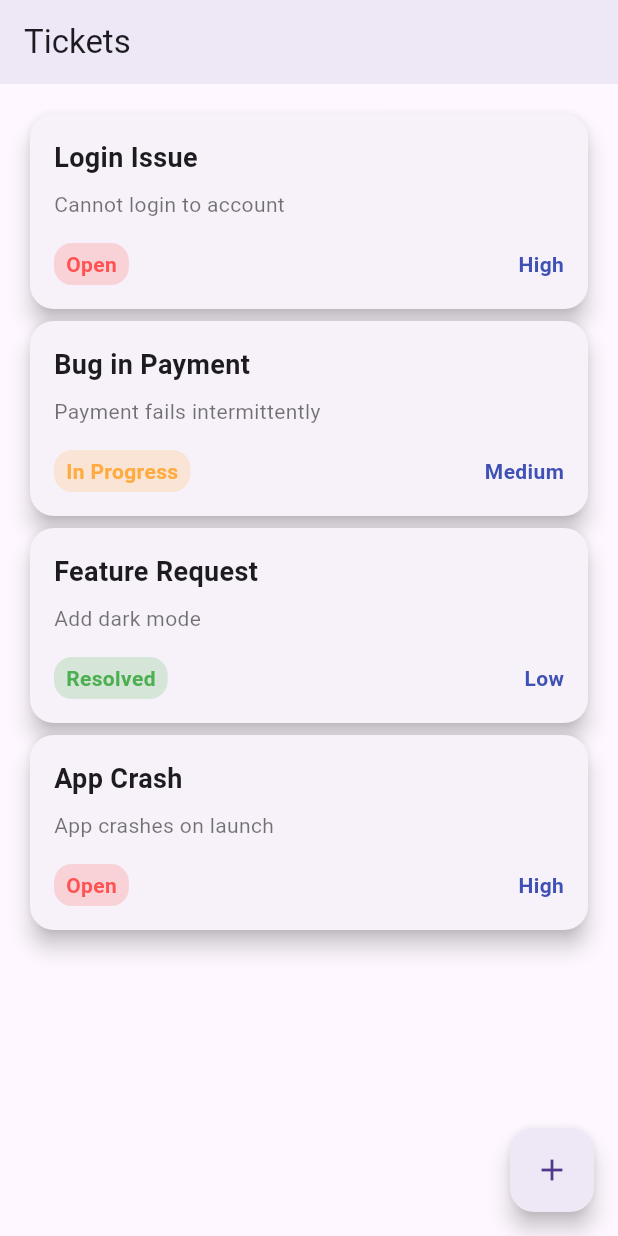
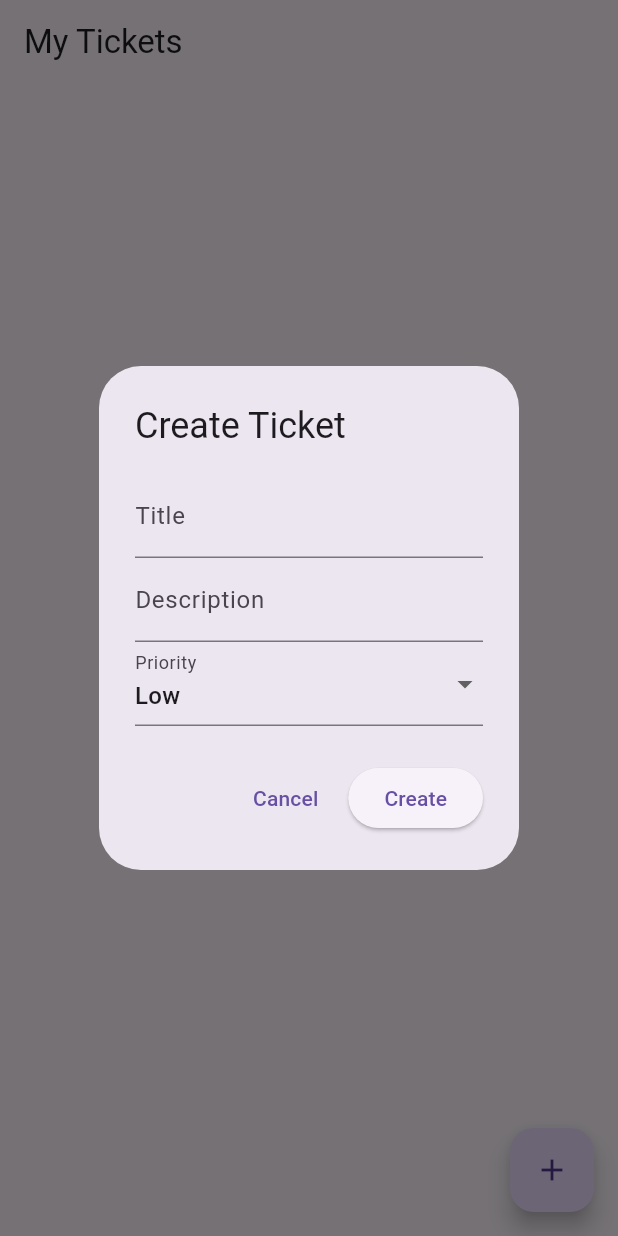
Before and after one commit to Intissar8/pfa5, a Flutter app: the TicketListPage screen opened directly, after a tap on the "add" icon, on a phone screen of 412 x 824 dp. Run offline on Flutter 3.47's test engine with Material 3 defaults, Android fonts, the phone set to English and light mode, and no system bars; our stand-ins replace cloud_firestore, firebase_auth, firebase_core; accounts and stored records are empty.

Commit message:
Second commit

```diff
--- a/lib/TicketListPage.dart
+++ b/lib/TicketListPage.dart
@@ -1,167 +1,226 @@
+import 'package:cloud_firestore/cloud_firestore.dart';
+import 'package:firebase_auth/firebase_auth.dart';
 import 'package:flutter/material.dart';
-
-// Sample Ticket Model
-class Ticket {
-  final String title;
-  final String description;
-  final String status;
-  final String priority;
-
-  Ticket({
-    required this.title,
-    required this.description,
-    required this.status,
-    required this.priority,
-  });
-}
+import 'widgets/ticket_card.dart';
 
 class TicketListPage extends StatelessWidget {
-   TicketListPage({super.key});
+  TicketListPage({super.key});
 
-  // Sample data
-  final List<Ticket> tickets =  [
-    Ticket(
-        title: "Login Issue",
-        description: "Cannot login to account",
-        status: "Open",
-        priority: "High"),
-    Ticket(
-        title: "Bug in Payment",
-        description: "Payment fails intermittently",
-        status: "In Progress",
-        priority: "Medium"),
-    Ticket(
-        title: "Feature Request",
-        description: "Add dark mode",
-        status: "Resolved",
-        priority: "Low"),
-    Ticket(
-        title: "App Crash",
-        description: "App crashes on launch",
-        status: "Open",
-        priority: "High"),
-  ];
+  final String uid = FirebaseAuth.instance.currentUser!.uid;
 
-  Color _getStatusColor(String status) {
-    switch (status) {
-      case 'Open':
-        return Colors.redAccent;
-      case 'In Progress':
-        return Colors.orangeAccent;
-      case 'Resolved':
-        return Colors.green;
-      default:
-        return Colors.grey;
-    }
+  // CREATE TICKET
+  Future<void> createTicket({
+    required String title,
+    required String description,
+    required String priority,
+  }) async {
+    await FirebaseFirestore.instance.collection('tickets').add({
+      'title': title,
+      'description': description,
+      'status': 'Open',
+      'priority': priority,
+      'ownerId': uid,
+      'createdAt': FieldValue.serverTimestamp(),
+    });
+  }
+  Future<void> updateTicket({
+    required String ticketId,
+    required String title,
+    required String description,
+    required String priority,
+  }) async {
+    await FirebaseFirestore.instance
+        .collection('tickets')
+        .doc(ticketId)
+        .update({
+      'title': title,
+      'description': description,
+      'priority': priority,
+    });
+  }
+
+
+  // CREATE TICKET DIALOG
+  void _showCreateTicketDialog(BuildContext context) {
+    final titleController = TextEditingController();
+    final descriptionController = TextEditingController();
+    String priority = 'Low';
+
+    showDialog(
+      context: context,
+      builder: (_) => AlertDialog(
+        title: const Text('Create Ticket'),
+        content: Column(
+          mainAxisSize: MainAxisSize.min,
+          children: [
+            TextField(
+              controller: titleController,
+              decoration: const InputDecoration(labelText: 'Title'),
+            ),
+            TextField(
+              controller: descriptionController,
+              decoration: const InputDecoration(labelText: 'Description'),
+            ),
+            DropdownButtonFormField<String>(
+              value: priority,
+              decoration: const InputDecoration(labelText: 'Priority'),
+              items: const [
+                DropdownMenuItem(value: 'Low', child: Text('Low')),
+                DropdownMenuItem(value: 'Medium', child: Text('Medium')),
+                DropdownMenuItem(value: 'High', child: Text('High')),
+              ],
+              onChanged: (value) => priority = value!,
+            ),
+          ],
+        ),
+        actions: [
+          TextButton(
+            onPressed: () => Navigator.pop(context),
+            child: const Text('Cancel'),
+          ),
+          ElevatedButton(
+            onPressed: () async {
+              if (titleController.text.isEmpty ||
+                  descriptionController.text.isEmpty) {
+                return;
+              }
+
+              await createTicket(
+                title: titleController.text,
+                description: descriptionController.text,
+                priority: priority,
+              );
+
+              Navigator.pop(context);
+            },
+            child: const Text('Create'),
+          ),
+        ],
+      ),
+    );
+  }
+  void _showEditTicketDialog(
+      BuildContext context,
+      String ticketId,
+      String currentTitle,
+      String currentDescription,
+      String currentPriority,
+      ) {
+    final titleController = TextEditingController(text: currentTitle);
+    final descriptionController =
+    TextEditingController(text: currentDescription);
+    String priority = currentPriority;
+
+    showDialog(
+      context: context,
+      builder: (_) => AlertDialog(
+        title: const Text('Edit Ticket'),
+        content: Column(
+          mainAxisSize: MainAxisSize.min,
+          children: [
+            TextField(
+              controller: titleController,
+              decoration: const InputDecoration(labelText: 'Title'),
+            ),
+            TextField(
+              controller: descriptionController,
+              decoration: const InputDecoration(labelText: 'Description'),
+            ),
+            DropdownButtonFormField<String>(
+              value: priority,
+              decoration: const InputDecoration(labelText: 'Priority'),
+              items: const [
+                DropdownMenuItem(value: 'Low', child: Text('Low')),
+                DropdownMenuItem(value: 'Medium', child: Text('Medium')),
+                DropdownMenuItem(value: 'High', child: Text('High')),
+              ],
+              onChanged: (value) => priority = value!,
+            ),
+          ],
+        ),
+        actions: [
+          TextButton(
+            onPressed: () => Navigator.pop(context),
+            child: const Text('Cancel'),
+          ),
+          ElevatedButton(
+            onPressed: () async {
+              await updateTicket(
+                ticketId: ticketId,
+                title: titleController.text,
+                description: descriptionController.text,
+                priority: priority,
+              );
+              Navigator.pop(context);
+            },
+            child: const Text('Save'),
+          ),
+        ],
+      ),
+    );
   }
 
   @override
   Widget build(BuildContext context) {
-    final size = MediaQuery.of(context).size;
+    return Scaffold(
+      appBar: AppBar(title: const Text("My Tickets")),
+      body: StreamBuilder<QuerySnapshot>(
+        stream: FirebaseFirestore.instance
+            .collection('tickets')
+            .where('ownerId', isEqualTo: uid)
+            .snapshots(),
+        builder: (context, snapshot) {
+          if (snapshot.connectionState == ConnectionState.waiting) {
+            return const Center(child: CircularProgressIndicator());
+          }
 
-    return Scaffold(
-      appBar: AppBar(
-        title: const Text("Tickets"),
-        backgroundColor: Colors.deepPurple.shade50,
-      ),
-      body: Padding(
-        padding: const EdgeInsets.all(16.0),
-        child: size.width < 600
-            ? ListView.builder(
-          itemCount: tickets.length,
-          itemBuilder: (context, index) {
-            final ticket = tickets[index];
-            return TicketCard(ticket: ticket);
-          },
-        )
-            : GridView.builder(
-          gridDelegate: const SliverGridDelegateWithFixedCrossAxisCount(
-            crossAxisCount: 2,
-            childAspectRatio: 3.0,
-            mainAxisSpacing: 16,
-            crossAxisSpacing: 16,
-          ),
-          itemCount: tickets.length,
-          itemBuilder: (context, index) {
-            final ticket = tickets[index];
-            return TicketCard(ticket: ticket);
-          },
-        ),
+          if (snapshot.hasError) {
+            return const Center(child: Text("Error loading tickets"));
+          }
+
+          final docs = snapshot.data?.docs ?? [];
+
+          if (docs.isEmpty) {
+            return const Center(child: Text("No tickets yet"));
+          }
+
+          return ListView.builder(
+            itemCount: docs.length,
+            itemBuilder: (context, index) {
+              final doc = docs[index];
+              final data = doc.data() as Map<String, dynamic>;
+
+              return TicketCard(
+                id: doc.id,
+                title: data['title'],
+                description: data['description'],
+                status: data['status'],
+                priority: data['priority'],
+                onDelete: () async {
+                  await FirebaseFirestore.instance
+                      .collection('tickets')
+                      .doc(doc.id)
+                      .delete();
+                },
+                onEdit: () {
+                  _showEditTicketDialog(
+                    context,
+                    doc.id,
+                    data['title'],
+                    data['description'],
+                    data['priority'],
+                  );
+                },
+              );
+            },
+          );
+
+        },
       ),
       floatingActionButton: FloatingActionButton(
-        onPressed: () {
-          // Navigate to Create Ticket page
-        },
-        backgroundColor: Colors.deepPurple.shade50,
+        onPressed: () => _showCreateTicketDialog(context),
         child: const Icon(Icons.add),
       ),
     );
   }
 }
-
-class TicketCard extends StatelessWidget {
-  final Ticket ticket;
-
-  const TicketCard({super.key, required this.ticket});
-
-  Color _getStatusColor(String status) {
-    switch (status) {
-      case 'Open':
-        return Colors.redAccent;
-      case 'In Progress':
-        return Colors.orangeAccent;
-      case 'Resolved':
-        return Colors.green;
-      default:
-        return Colors.grey;
-    }
-  }
-
-  @override
-  Widget build(BuildContext context) {
-    return Card(
-      elevation: 6,
-      shape: RoundedRectangleBorder(borderRadius: BorderRadius.circular(16)),
-      child: Padding(
-        padding: const EdgeInsets.all(16.0),
-        child: Column(
-          crossAxisAlignment: CrossAxisAlignment.start,
-          mainAxisSize: MainAxisSize.min,
-          children: [
-            Text(ticket.title,
-                style:
-                const TextStyle(fontSize: 18, fontWeight: FontWeight.bold)),
-            const SizedBox(height: 8),
-            Text(ticket.description,
-                style: const TextStyle(color: Colors.black54)),
-            const SizedBox(height: 16),
-            Row(
-              mainAxisAlignment: MainAxisAlignment.spaceBetween,
-              children: [
-                Container(
-                  padding:
-                  const EdgeInsets.symmetric(vertical: 4, horizontal: 8),
-                  decoration: BoxDecoration(
-                    color: _getStatusColor(ticket.status).withOpacity(0.2),
-                    borderRadius: BorderRadius.circular(12),
-                  ),
-                  child: Text(
-                    ticket.status,
-                    style: TextStyle(
-                        color: _getStatusColor(ticket.status),
-                        fontWeight: FontWeight.bold),
-                  ),
-                ),
-                Text(
-                  ticket.priority,
-                  style: const TextStyle(
-                      fontWeight: FontWeight.bold, color: Colors.indigo),
-                ),
-              ],
-            )
-          ],
-        ),
-      ),
-    );
-  }
-}
--- /dev/null
+++ b/lib/models/ticket.dart
@@ -0,0 +1,28 @@
+class Ticket {
+  final String id;
+  final String title;
+  final String description;
+  final String status;
+  final String priority;
+  final String ownerId;
+
+  Ticket({
+    required this.id,
+    required this.title,
+    required this.description,
+    required this.status,
+    required this.priority,
+    required this.ownerId,
+  });
+
+  factory Ticket.fromFirestore(Map<String, dynamic> data, String id) {
+    return Ticket(
+      id: id,
+      title: data['title'],
+      description: data['description'],
+      status: data['status'],
+      priority: data['priority'],
+      ownerId: data['ownerId'],
+    );
+  }
+}
--- a/pubspec.yaml
+++ b/pubspec.yaml
@@ -36,6 +36,7 @@ dependencies:
   cupertino_icons: ^1.0.8
   firebase_core: ^3.15.2
   firebase_auth: ^5.7.0
+  cloud_firestore: ^5.4.0
 
 dev_dependencies:
   flutter_test:
```
Also changed, not shown: lib/services/auth_service.dart (+26 -28 lines), lib/widgets/ticket_card.dart (added, +110 -0 lines), pubspec.lock, 3 other files.
